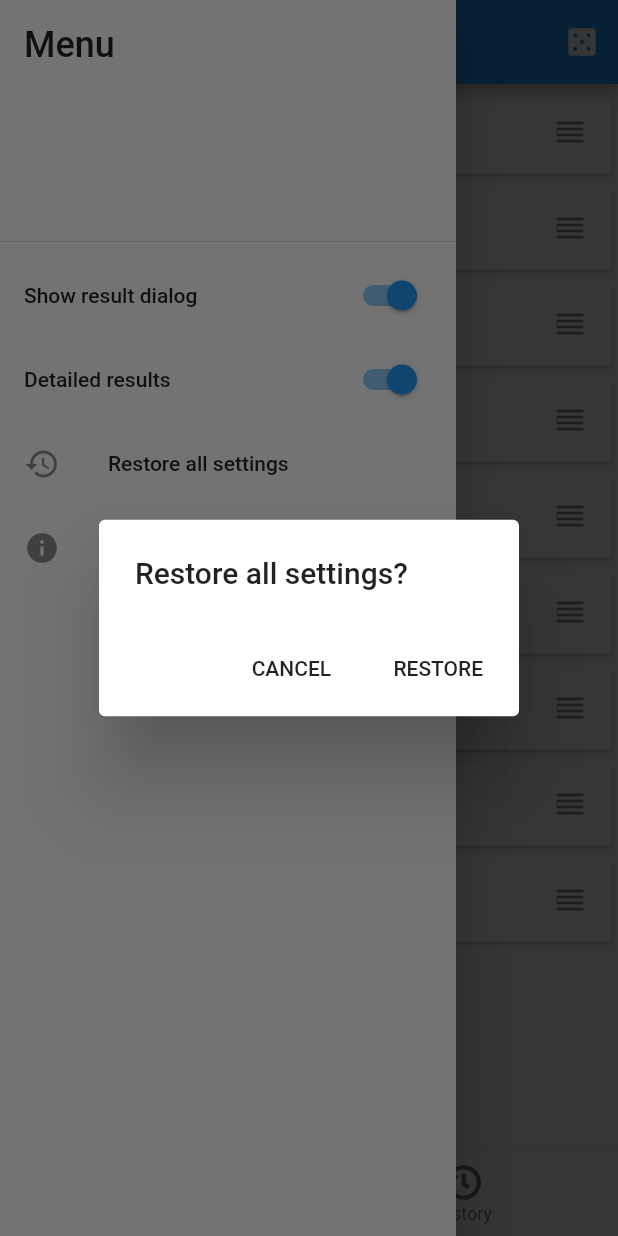
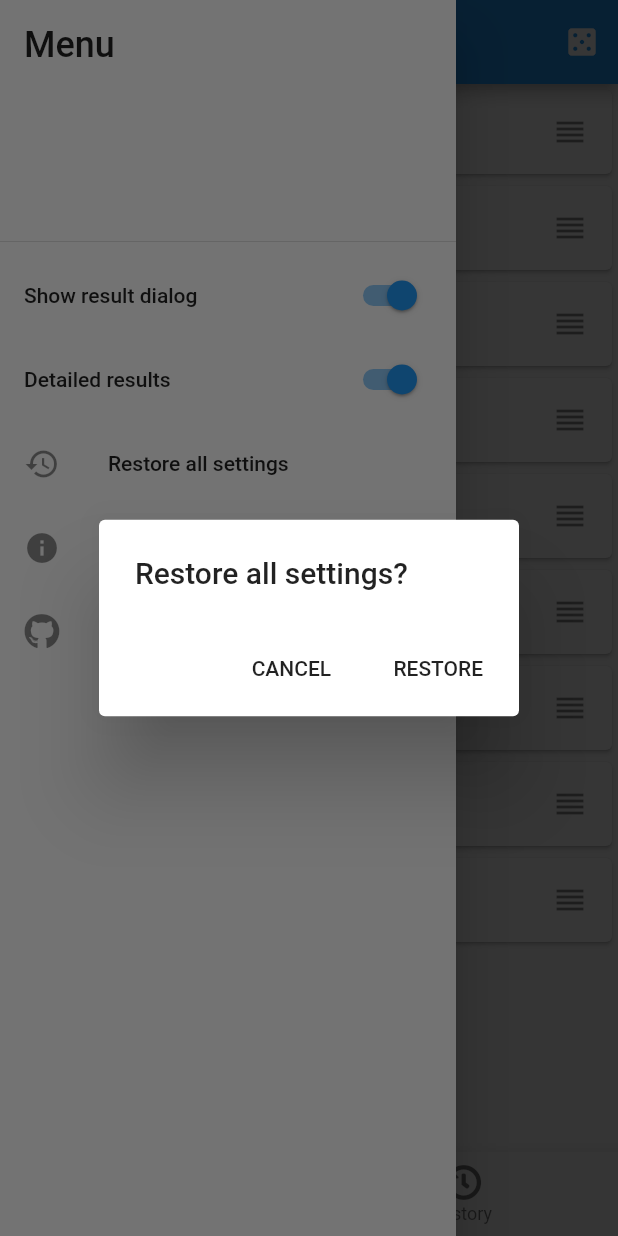
Before and after one commit to miajimyu/dice_list_view, a Flutter app: the screen it shows after launch, in the side drawer, after a tap on "Restore all settings", on a phone screen of 412 x 824 dp. Run offline on Flutter 3.47's test engine with Material 2 defaults, Android fonts, the light colour scheme and no system bars; our stand-ins replace font_awesome_flutter, package_info, shared_preferences.

Commit message:
Add GitHubListTile in Drawer

```diff
--- a/lib/widgets/drawer.dart
+++ b/lib/widgets/drawer.dart
@@ -1,7 +1,9 @@
 import 'package:dice/model/history.dart';
 import 'package:flutter/material.dart';
+import 'package:font_awesome_flutter/font_awesome_flutter.dart';
 import 'package:package_info/package_info.dart';
 import 'package:provider/provider.dart';
+import 'package:url_launcher/url_launcher.dart';
 
 import '../helper/shared_preferences_helpter.dart';
 import '../model/detail_result.dart';
@@ -28,69 +30,9 @@ class HomePageDrawer extends StatelessWidget {
           ),
           ShowDialogListTile(),
           ShowDetailResultListTile(),
-          Tooltip(
-            message: 'Restore all settings',
-            child: ListTile(
-              leading: const Icon(Icons.restore),
-              title: const Text('Restore all settings'),
-              onTap: () {
-                final diceList = Provider.of<DiceList>(context, listen: false);
-                final detailResult =
-                    Provider.of<DetailResult>(context, listen: false);
-                final resultDialog =
-                    Provider.of<ResultDialog>(context, listen: false);
-                final history = Provider.of<History>(context, listen: false);
-
-                showDialog<void>(
-                  context: context,
-                  builder: (_) => AlertDialog(
-                    title: const Text('Restore all settings?'),
-                    actions: <Widget>[
-                      Tooltip(
-                        message: 'CANCEL',
-                        child: FlatButton(
-                          child: const Text('CANCEL'),
-                          onPressed: () => Navigator.pop(context),
-                        ),
-                      ),
-                      Tooltip(
-                        message: 'RESTORE',
-                        child: FlatButton(
-                          child: const Text('RESTORE'),
-                          onPressed: () async {
-                            await SharedPreferencesHelper.clearAll();
-                            await diceList.restoreDefault();
-                            await detailResult.restoreDefault();
-                            await resultDialog.restoreDefault();
-                            diceList.clearResults();
-                            history.clear();
-                            Navigator.pop(context);
-                          },
-                        ),
-                      ),
-                    ],
-                  ),
-                );
-              },
-            ),
-          ),
-          Tooltip(
-            message: 'Licenses',
-            child: ListTile(
-              leading: const Icon(Icons.info),
-              title: const Text('Licenses'),
-              onTap: () async {
-                final packageInfo = await PackageInfo.fromPlatform();
-                final name = packageInfo.appName;
-                final version = packageInfo.version;
-                showLicensePage(
-                  context: context,
-                  applicationName: name,
-                  applicationVersion: version,
-                );
-              },
-            ),
-          ),
+          RestoreAllSettingsListTile(),
+          LicensesListTile(),
+          GitHubListTile(),
         ],
       ),
     );
@@ -141,3 +83,97 @@ class _ShowDetailResultListTileState extends State<ShowDetailResultListTile> {
     );
   }
 }
+
+class RestoreAllSettingsListTile extends StatelessWidget {
+  @override
+  Widget build(BuildContext context) {
+    return Tooltip(
+      message: 'Restore all settings',
+      child: ListTile(
+        leading: const Icon(Icons.restore),
+        title: const Text('Restore all settings'),
+        onTap: () {
+          final diceList = Provider.of<DiceList>(context, listen: false);
+          final detailResult =
+              Provider.of<DetailResult>(context, listen: false);
+          final resultDialog =
+              Provider.of<ResultDialog>(context, listen: false);
+          final history = Provider.of<History>(context, listen: false);
+
+          showDialog<void>(
+            context: context,
+            builder: (_) => AlertDialog(
+              title: const Text('Restore all settings?'),
+              actions: <Widget>[
+                Tooltip(
+                  message: 'CANCEL',
+                  child: FlatButton(
+                    child: const Text('CANCEL'),
+                    onPressed: () => Navigator.pop(context),
+                  ),
+                ),
+                Tooltip(
+                  message: 'RESTORE',
+                  child: FlatButton(
+                    child: const Text('RESTORE'),
+                    onPressed: () async {
+                      await SharedPreferencesHelper.clearAll();
+                      await diceList.restoreDefault();
+                      await detailResult.restoreDefault();
+                      await resultDialog.restoreDefault();
+                      diceList.clearResults();
+                      history.clear();
+                      Navigator.pop(context);
+                    },
+                  ),
+                ),
+              ],
+            ),
+          );
+        },
+      ),
+    );
+  }
+}
+
+class LicensesListTile extends StatelessWidget {
+  @override
+  Widget build(BuildContext context) {
+    return Tooltip(
+      message: 'Licenses',
+      child: ListTile(
+        leading: const Icon(Icons.info),
+        title: const Text('Licenses'),
+        onTap: () async {
+          final packageInfo = await PackageInfo.fromPlatform();
+          final name = packageInfo.appName;
+          final version = packageInfo.version;
+          showLicensePage(
+            context: context,
+            applicationName: name,
+            applicationVersion: version,
+          );
+        },
+      ),
+    );
+  }
+}
+
+class GitHubListTile extends StatelessWidget {
+  @override
+  Widget build(BuildContext context) {
+    return Tooltip(
+      message: 'GitHub',
+      child: ListTile(
+        leading: const Icon(FontAwesomeIcons.github),
+        title: const Text('GitHub'),
+        onTap: () async {
+          const url = 'https://github.com/miajimyu/dice_list_view';
+          if (await canLaunch(url)) {
+            await launch(url);
+          }
+        },
+      ),
+    );
+  }
+}
--- a/pubspec.yaml
+++ b/pubspec.yaml
@@ -25,6 +25,7 @@ dependencies:
   quiver: ^2.0.5
   shared_preferences: ^0.5.6+1
   package_info: ^0.4.0+13
+  url_launcher: ^5.4.2
 
   # The following adds the Cupertino Icons font to your application.
   # Use with the CupertinoIcons class for iOS style icons.
```
Also changed, not shown: pubspec.lock.
